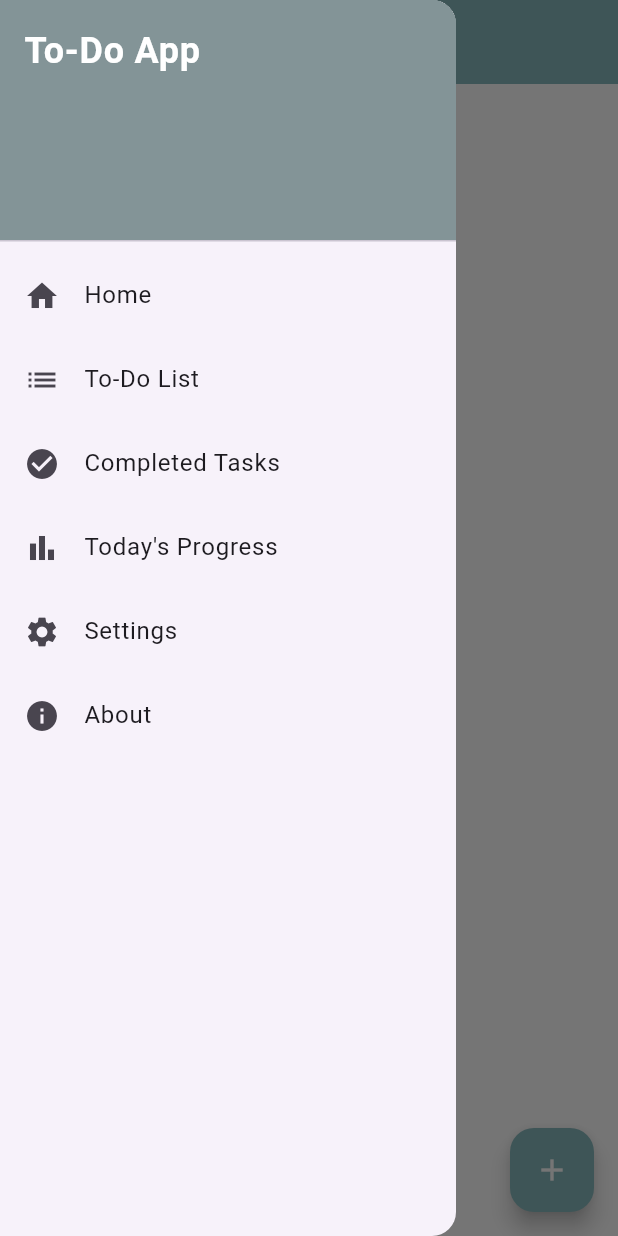
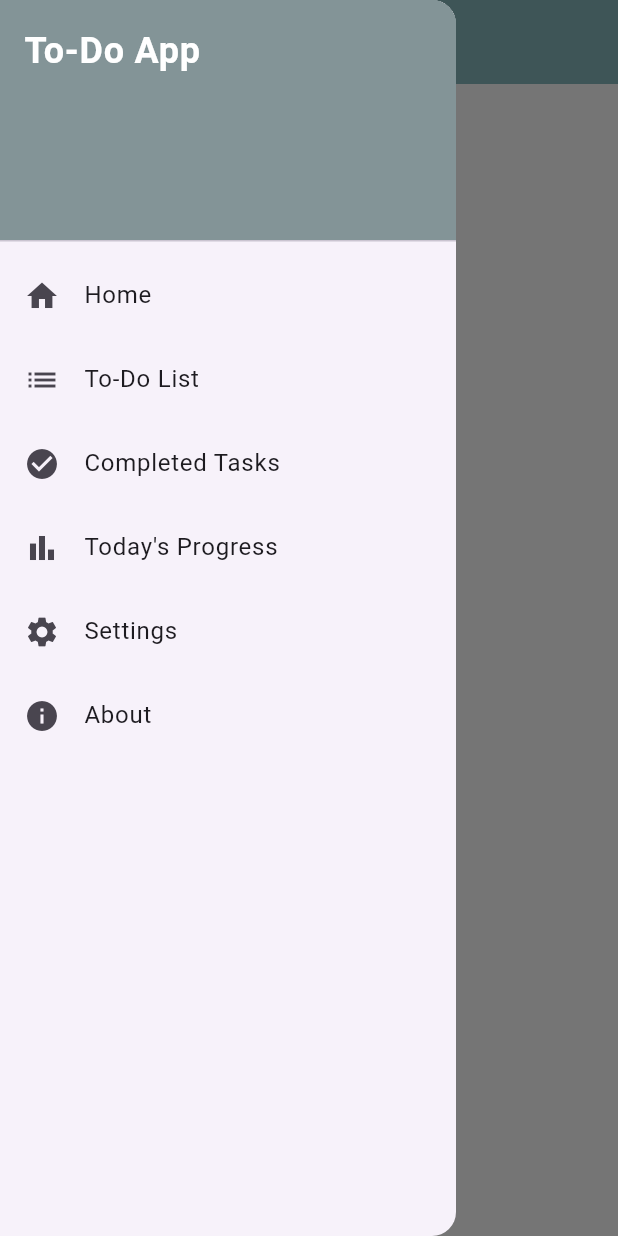
Before and after one commit to EsraaHassann/todo_list_finalproj, a Flutter app: the DoneScreen screen opened directly, with the side drawer open, on a phone screen of 412 x 824 dp. Run offline on Flutter 3.47's test engine with Material 3 defaults, Android fonts, the phone set to English and light mode, and no system bars; our stand-ins replace cloud_firestore, firebase_core, speech_to_text; accounts and stored records are empty.

Commit message:
Update DoneScreen.dart
done

```diff
--- a/lib/screens/DoneScreen.dart
+++ b/lib/screens/DoneScreen.dart
@@ -130,11 +130,11 @@ class _DoneScreenState extends State<DoneScreen> {
           );
         },
       ),
-      floatingActionButton: FloatingActionButton(
-        onPressed: () => _showTaskDialog(), // Add new task
-        backgroundColor: Color.fromARGB(255, 136, 185, 189),
-        child: const Icon(Icons.add, color: Colors.white),
-      ),
+      // floatingActionButton: FloatingActionButton(
+      //   onPressed: () => _showTaskDialog(), // Add new task
+      //   backgroundColor: Color.fromARGB(255, 136, 185, 189),
+      //   child: const Icon(Icons.add, color: Colors.white),
+      // ),
     );
   }
 }
```
